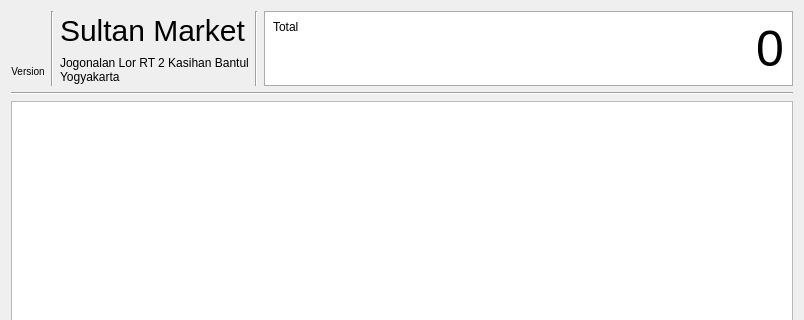
Old version of the form libgui/cashier/cashierwidget.ui in the repository apinprastya/sultan; both pictures show x 0 to 804 and y 0 to 320 of the 804 by 473 pixel window.
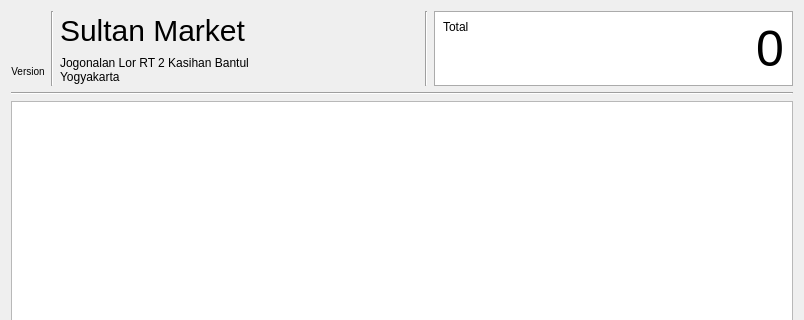
New version of the form. Icons and pictures are not drawn.

Commit message: modify a bit cashier layout

What changed in the file:
```diff
--- a/libgui/cashier/cashierwidget.ui
+++ b/libgui/cashier/cashierwidget.ui
@@ -76,7 +76,7 @@
        <item>
         <widget class="QLabel" name="labelTitle">
          <property name="sizePolicy">
-          <sizepolicy hsizetype="Preferred" vsizetype="Fixed">
+          <sizepolicy hsizetype="Expanding" vsizetype="Fixed">
            <horstretch>0</horstretch>
            <verstretch>0</verstretch>
           </sizepolicy>
@@ -124,6 +124,12 @@
        </property>
        <item>
         <widget class="QWidget" name="widget" native="true">
+         <property name="maximumSize">
+          <size>
+           <width>500</width>
+           <height>16777215</height>
+          </size>
+         </property>
          <property name="styleSheet">
           <string notr="true">background-color: white;
 border: 1px solid #ababab;</string>
```
Left out of the diff: 12 changed lines with no effect on the pictures.
